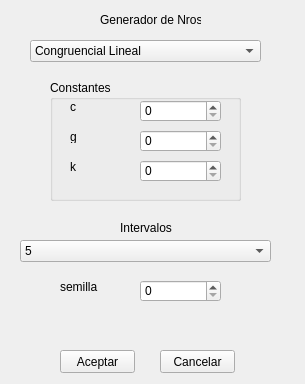
Qt form src/ui/main.ui (83723-matias-perlo/sim_tp1_utn) before a commit.
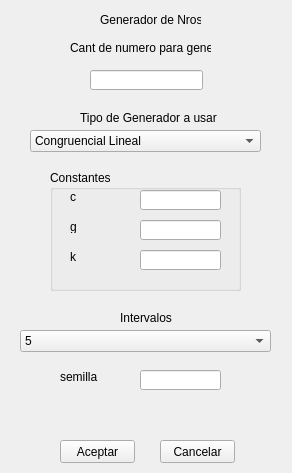
The same form after that commit.

Commit message: commit de respaldo para checkout

Patch:
```diff
--- a/src/ui/main.ui
+++ b/src/ui/main.ui
@@ -6,8 +6,8 @@
    <rect>
     <x>0</x>
     <y>0</y>
-    <width>305</width>
-    <height>384</height>
+    <width>292</width>
+    <height>473</height>
    </rect>
   </property>
   <property name="windowTitle">
@@ -37,7 +37,7 @@
     <property name="geometry">
      <rect>
       <x>30</x>
-      <y>40</y>
+      <y>130</y>
       <width>231</width>
       <height>22</height>
      </rect>
@@ -62,7 +62,7 @@
     <property name="geometry">
      <rect>
       <x>20</x>
-      <y>240</y>
+      <y>330</y>
       <width>251</width>
       <height>22</height>
      </rect>
@@ -92,7 +92,7 @@
     <property name="geometry">
      <rect>
       <x>120</x>
-      <y>220</y>
+      <y>310</y>
       <width>71</width>
       <height>16</height>
      </rect>
@@ -105,7 +105,7 @@
     <property name="geometry">
      <rect>
       <x>60</x>
-      <y>280</y>
+      <y>370</y>
       <width>47</width>
       <height>13</height>
      </rect>
@@ -118,7 +118,7 @@
     <property name="geometry">
      <rect>
       <x>50</x>
-      <y>80</y>
+      <y>170</y>
       <width>191</width>
       <height>121</height>
      </rect>
@@ -165,33 +165,33 @@
       <string>c</string>
      </property>
     </widget>
-    <widget class="QSpinBox" name="kBox">
-     <property name="geometry">
-      <rect>
-       <x>90</x>
-       <y>80</y>
-       <width>81</width>
-       <height>22</height>
-      </rect>
-     </property>
-    </widget>
-    <widget class="QSpinBox" name="gBox">
-     <property name="geometry">
-      <rect>
-       <x>90</x>
-       <y>50</y>
-       <width>81</width>
-       <height>22</height>
-      </rect>
-     </property>
-    </widget>
-    <widget class="QSpinBox" name="cBox">
+    <widget class="QLineEdit" name="cBox">
      <property name="geometry">
       <rect>
        <x>90</x>
        <y>20</y>
        <width>81</width>
-       <height>22</height>
+       <height>20</height>
+      </rect>
+     </property>
+    </widget>
+    <widget class="QLineEdit" name="gBox">
+     <property name="geometry">
+      <rect>
+       <x>90</x>
+       <y>50</y>
+       <width>81</width>
+       <height>20</height>
+      </rect>
+     </property>
+    </widget>
+    <widget class="QLineEdit" name="kBox">
+     <property name="geometry">
+      <rect>
+       <x>90</x>
+       <y>80</y>
+       <width>81</width>
+       <height>20</height>
       </rect>
      </property>
     </widget>
@@ -200,7 +200,7 @@
     <property name="geometry">
      <rect>
       <x>60</x>
-      <y>350</y>
+      <y>440</y>
       <width>75</width>
       <height>23</height>
      </rect>
@@ -213,7 +213,7 @@
     <property name="geometry">
      <rect>
       <x>160</x>
-      <y>350</y>
+      <y>440</y>
       <width>75</width>
       <height>23</height>
      </rect>
@@ -222,13 +222,49 @@
      <string>Cancelar</string>
     </property>
    </widget>
-   <widget class="QSpinBox" name="semillaBox">
+   <widget class="QLabel" name="cantNumerosLabel">
+    <property name="geometry">
+     <rect>
+      <x>70</x>
+      <y>40</y>
+      <width>141</width>
+      <height>16</height>
+     </rect>
+    </property>
+    <property name="text">
+     <string>Cant de numero para generar</string>
+    </property>
+   </widget>
+   <widget class="QLabel" name="tipoGeneradorLabel">
+    <property name="geometry">
+     <rect>
+      <x>80</x>
+      <y>110</y>
+      <width>141</width>
+      <height>16</height>
+     </rect>
+    </property>
+    <property name="text">
+     <string>Tipo de Generador a usar</string>
+    </property>
+   </widget>
+   <widget class="QLineEdit" name="cantNrosBox">
+    <property name="geometry">
+     <rect>
+      <x>90</x>
+      <y>70</y>
+      <width>113</width>
+      <height>20</height>
+     </rect>
+    </property>
+   </widget>
+   <widget class="QLineEdit" name="semillaBox">
     <property name="geometry">
      <rect>
       <x>140</x>
-      <y>280</y>
+      <y>370</y>
       <width>81</width>
-      <height>22</height>
+      <height>20</height>
      </rect>
     </property>
    </widget>
```
The commit also changes 4 other files.
